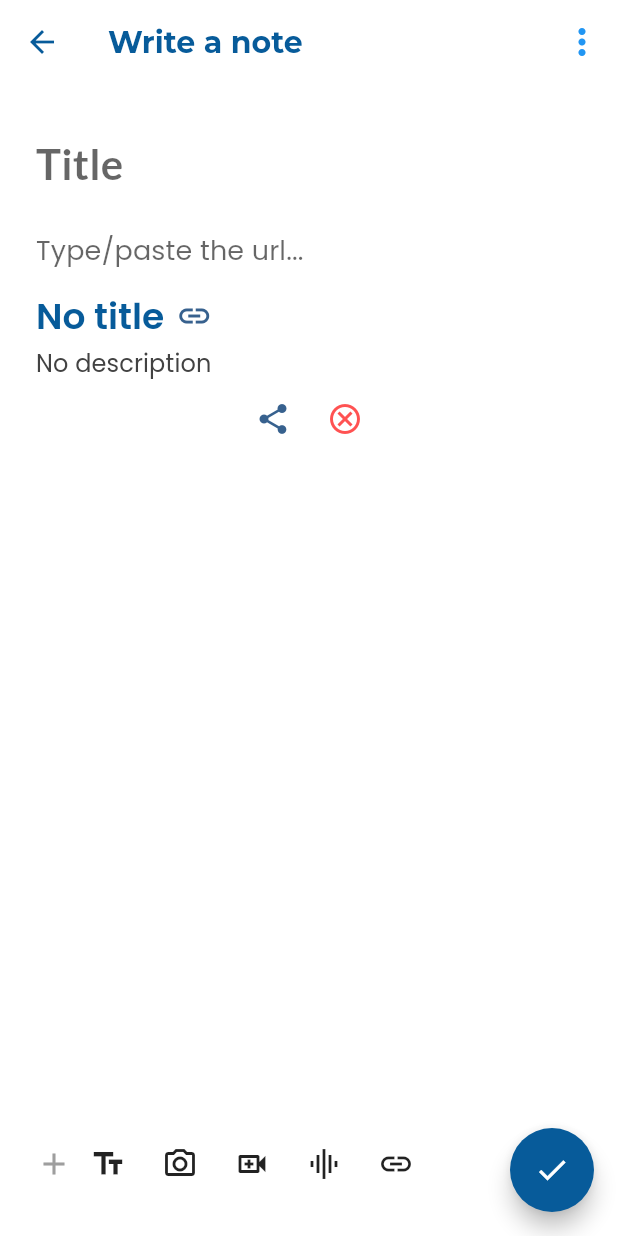
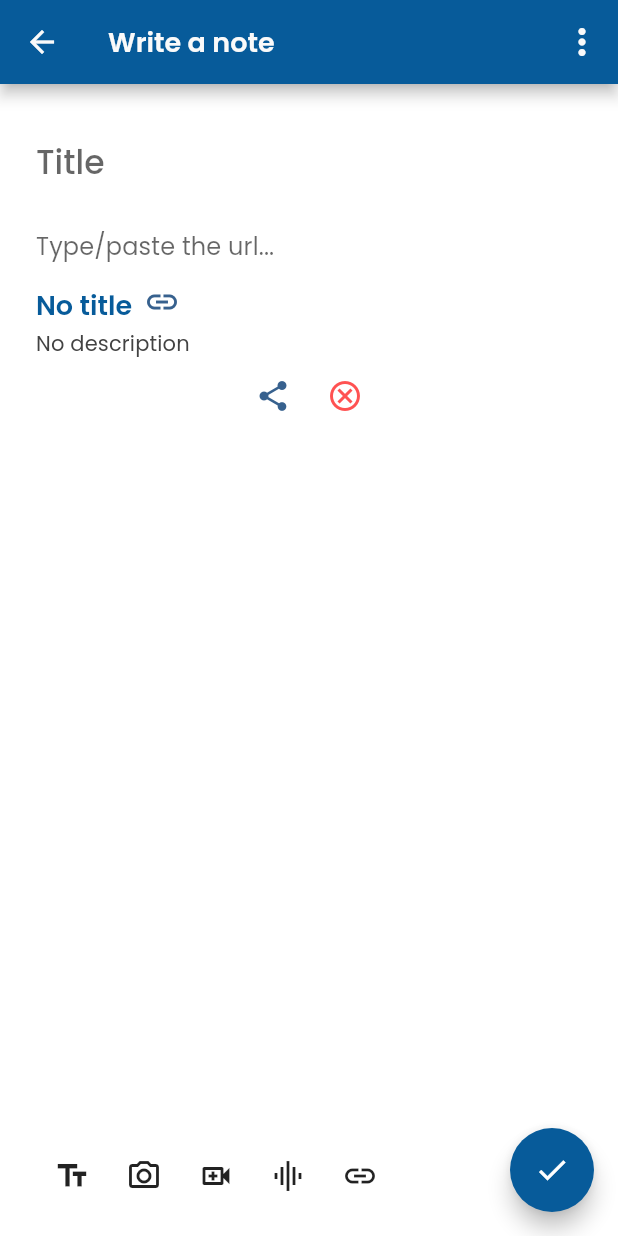
Before and after one commit to captain-woof/note-that, a Flutter app: the NoteEditor screen opened by its route, after a tap on the "link" icon, on a phone screen of 412 x 824 dp. Run offline on Flutter 3.47's test engine with Material 2 defaults, Android fonts, the phone set to English and light mode, and no system bars; our stand-ins replace camera, device_info_plus, google_fonts, share_plus, sqflite, video_player and 1 more; missing offline and left inert: audio_waveforms, flutter_video_info, metadata_fetch; accounts and stored records are empty.

Commit message:
Changes for mobile after testing

```diff
--- a/lib/pages/home/home.dart
+++ b/lib/pages/home/home.dart
@@ -36,7 +36,7 @@ class _HomePageState extends State<HomePage> {
     return Consumer2<NotesStore, NoteData>(
         builder: (context, notesStore, selectedNote, child) {
       return Scaffold(
-          appBar: AppBar(title: const Text("NoteThat")),
+          appBar: AppBar(title: const Text("NoteThat"), centerTitle: true),
           floatingActionButton: FloatingActionButton(
             // Creates a new post and opens editor
             onPressed: () {
@@ -47,7 +47,7 @@ class _HomePageState extends State<HomePage> {
             child: const Icon(Icons.add, semanticLabel: "Add a note"),
           ),
           body: Container(
-            padding: const EdgeInsets.fromLTRB(12, 0, 12, 12),
+            padding: const EdgeInsets.fromLTRB(12, 32, 12, 12),
             child: Column(
               children: [
                 if (notesStore.getNotes(null).isNotEmpty)
@@ -58,11 +58,18 @@ class _HomePageState extends State<HomePage> {
                       handleSearch(notesStore, searchTerm);
                     },
                     style: Theme.of(context).textTheme.titleSmall,
-                    decoration: const InputDecoration(
+                    decoration: InputDecoration(
                         hintText: "Search...",
-                        prefixIcon: Icon(Icons.search),
-                        contentPadding: EdgeInsets.all(0),
-                        border: OutlineInputBorder(borderSide: BorderSide())),
+                        prefixIcon: const Icon(Icons.search),
+                        contentPadding: const EdgeInsets.all(0),
+                        border: OutlineInputBorder(
+                            borderSide: const BorderSide(width: 1),
+                            borderRadius: BorderRadius.circular(16)),
+                        focusedBorder: OutlineInputBorder(
+                            borderSide: BorderSide(
+                                width: 1.25,
+                                color: Theme.of(context).colorScheme.primary),
+                            borderRadius: BorderRadius.circular(16))),
                   ),
                 const SizedBox(height: 24),
                 NotesStoredGrid(
--- a/lib/pages/home/widgets/noteBox.dart
+++ b/lib/pages/home/widgets/noteBox.dart
@@ -74,7 +74,7 @@ class NoteBox extends StatelessWidget {
                   title,
                   style: Theme.of(context).textTheme.titleMedium,
                 ),
-                const SizedBox(height: 2),
+                const SizedBox(height: 8),
                 Expanded(
                     // Summary of the note (first inidividual data)
                     child: () {
--- a/lib/pages/noteEditor/noteEditor.dart
+++ b/lib/pages/noteEditor/noteEditor.dart
@@ -70,7 +70,7 @@ class NoteEditor extends StatelessWidget {
                     icon: Icon(
                       Icons.more_vert_sharp,
                       size: 28,
-                      color: Theme.of(context).primaryColor,
+                      color: Colors.grey[50],
                     ))
               ],
             ),
@@ -81,7 +81,7 @@ class NoteEditor extends StatelessWidget {
                 },
                 child: const Icon(Icons.check, semanticLabel: "Save note")),
             body: Container(
-              padding: const EdgeInsets.all(24),
+              padding: const EdgeInsets.fromLTRB(24, 24, 24, 16),
               child: Column(children: const [
                 NoteTitle(), // Title of the note
                 NoteWidgetsList(), // List of all individual note widgets + note widget adder
--- a/lib/pages/noteEditor/widgets/actions/noteWidgetAdder.dart
+++ b/lib/pages/noteEditor/widgets/actions/noteWidgetAdder.dart
@@ -29,9 +29,6 @@ class NoteWidgetAdder extends StatelessWidget {
           mainAxisAlignment: MainAxisAlignment.start,
           crossAxisAlignment: CrossAxisAlignment.center,
           children: [
-            // Add Icon
-            const Icon(Icons.add, color: Colors.grey),
-
             // Text
             _PostWidgetAdderButton(
                 onPressed: () {
--- a/lib/pages/webView/webView.dart
+++ b/lib/pages/webView/webView.dart
@@ -36,7 +36,11 @@ class _WebViewState extends State<WebView> {
       onWillPop: handleBackButtonNavigation,
       child: Scaffold(
         appBar: AppBar(
-          title: Text(_title),
+          title: Text(_title,
+              style: Theme.of(context)
+                  .textTheme
+                  .titleSmall
+                  ?.merge(TextStyle(color: Colors.grey[50]))),
         ),
         body: Column(
           children: [
```
Also changed, not shown: lib/theme/theme.dart (+17 -18 lines), assets/launcher-icon-base.png, 26 other files.
